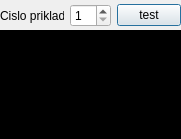
Qt form testdialog.ui (ppershing/ksp-editor) before a commit.
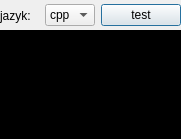
The same form after that commit.

Diff of the .ui file:
```diff
--- a/testdialog.ui
+++ b/testdialog.ui
@@ -47,18 +47,22 @@
     <item>
      <widget class="QLabel" name="label">
       <property name="text">
-       <string>Cislo prikladu:</string>
+       <string>jazyk:</string>
       </property>
      </widget>
     </item>
     <item>
-     <widget class="QSpinBox" name="spinBox">
-      <property name="minimum">
-       <number>1</number>
-      </property>
-      <property name="maximum">
-       <number>10</number>
-      </property>
+     <widget class="QComboBox" name="comboBox">
+      <item>
+       <property name="text">
+        <string>cpp</string>
+       </property>
+      </item>
+      <item>
+       <property name="text">
+        <string>pas</string>
+       </property>
+      </item>
      </widget>
     </item>
     <item>
```
